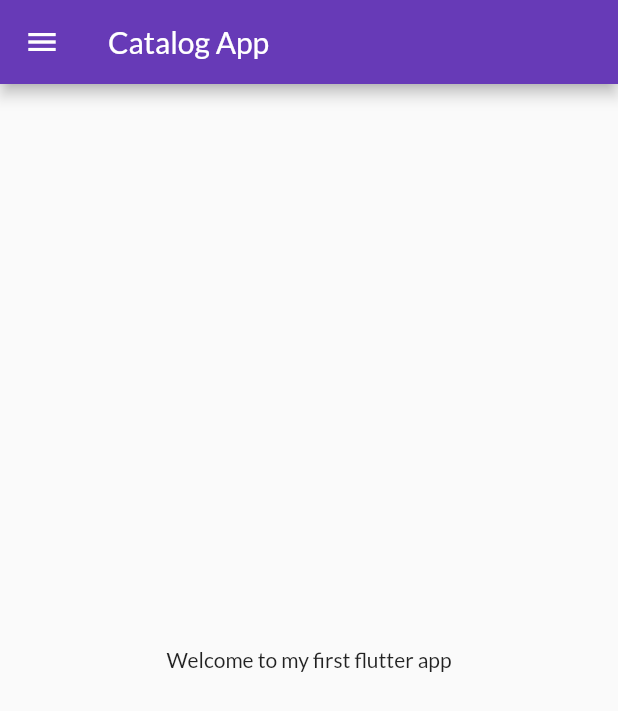
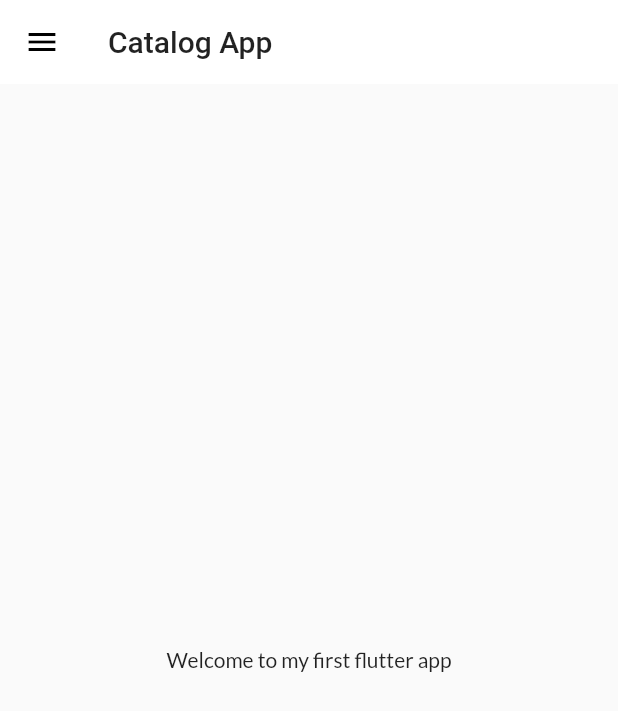
Before and after one commit to sonal1313/LearningFlutter, a Flutter app: the screen it shows after launch, on a phone screen of 412 x 824 dp. Shown: the top 711 px of the screen. Run offline on Flutter 3.47's test engine with Material 2 defaults, Android fonts, the phone set to English and light mode, and no system bars; our stand-ins replace google_fonts.

Commit message:
Themes extracted

```diff
--- a/lib/main.dart
+++ b/lib/main.dart
@@ -2,6 +2,7 @@ import 'package:flutter/material.dart';
 import 'package:flutter_catalog/pages/home_page.dart';
 import 'package:flutter_catalog/pages/login_page.dart';
 import 'package:flutter_catalog/utils/routes.dart';
+import 'package:flutter_catalog/widgets/themes.dart';
 import 'pages/home_page.dart';
 import 'package:google_fonts/google_fonts.dart';
 
@@ -14,13 +15,8 @@ class MyApp extends StatelessWidget {
   Widget build(BuildContext context) {
     return MaterialApp(
       themeMode: ThemeMode.light,
-      theme: ThemeData(
-        primarySwatch: Colors.deepPurple,
-        fontFamily: GoogleFonts.lato().fontFamily,
-      ),
-      darkTheme: ThemeData(
-        brightness: Brightness.dark,
-      ),
+      theme: MyTheme.lightTheme(context),
+      darkTheme: MyTheme.darkTheme(context),
       // initialRoute: "/home",
       routes: {
         "/": (context) => HomePage(),
--- /dev/null
+++ b/lib/widgets/themes.dart
@@ -0,0 +1,19 @@
+import 'package:flutter/material.dart';
+import 'package:google_fonts/google_fonts.dart';
+
+class MyTheme {
+  static ThemeData lightTheme(BuildContext context) => ThemeData(
+      primarySwatch: Colors.deepPurple,
+      fontFamily: GoogleFonts.lato().fontFamily,
+      appBarTheme: AppBarTheme(
+        color: Colors.white,
+        elevation: 0.0,
+        iconTheme: IconThemeData(color: Colors.black),
+        toolbarTextStyle: Theme.of(context).textTheme.bodyText2,
+        titleTextStyle: Theme.of(context).textTheme.headline6,
+      ));
+
+  static ThemeData darkTheme(BuildContext context) => ThemeData(
+        brightness: Brightness.dark,
+      );
+}
```
